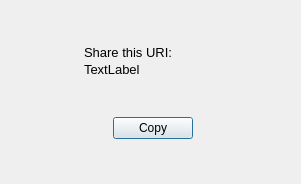
GiuliCler/GIMPteam, file CLIENT/GUI/ui/gui_uri.ui: the form before one commit.
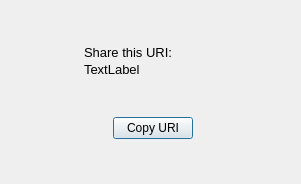
The form after the commit.

```diff
--- a/CLIENT/GUI/ui/gui_uri.ui
+++ b/CLIENT/GUI/ui/gui_uri.ui
@@ -106,7 +106,7 @@
        <item>
         <widget class="QPushButton" name="copyPushButton">
          <property name="text">
-          <string>Copy</string>
+          <string>Copy URI</string>
          </property>
         </widget>
        </item>
```
